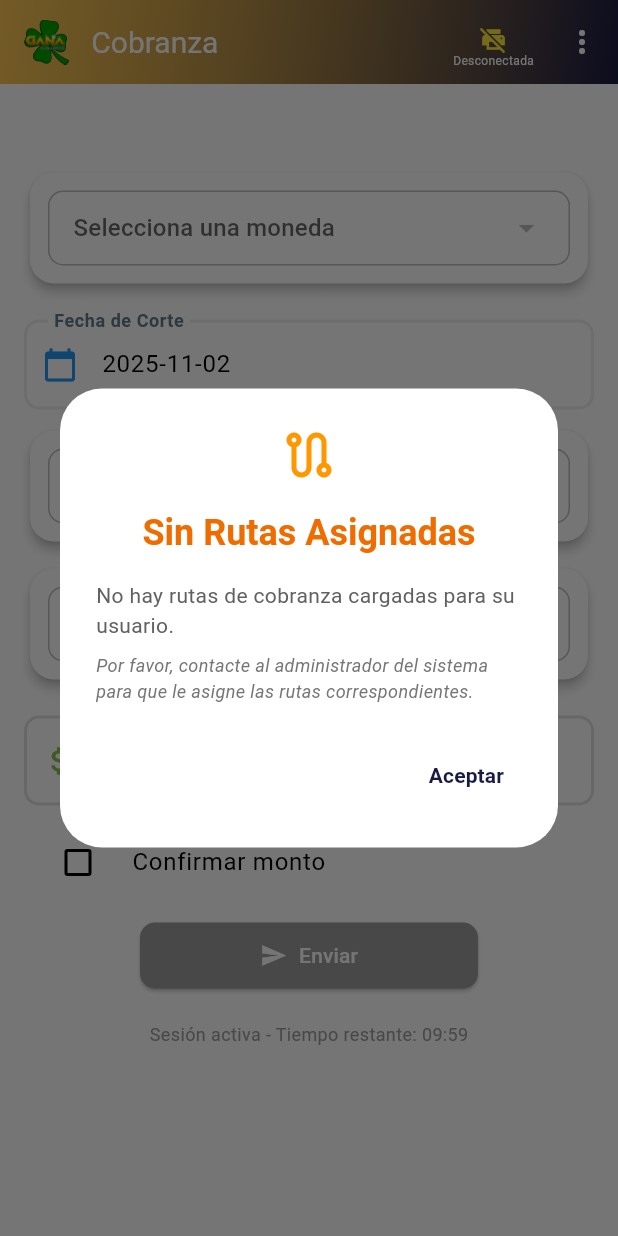
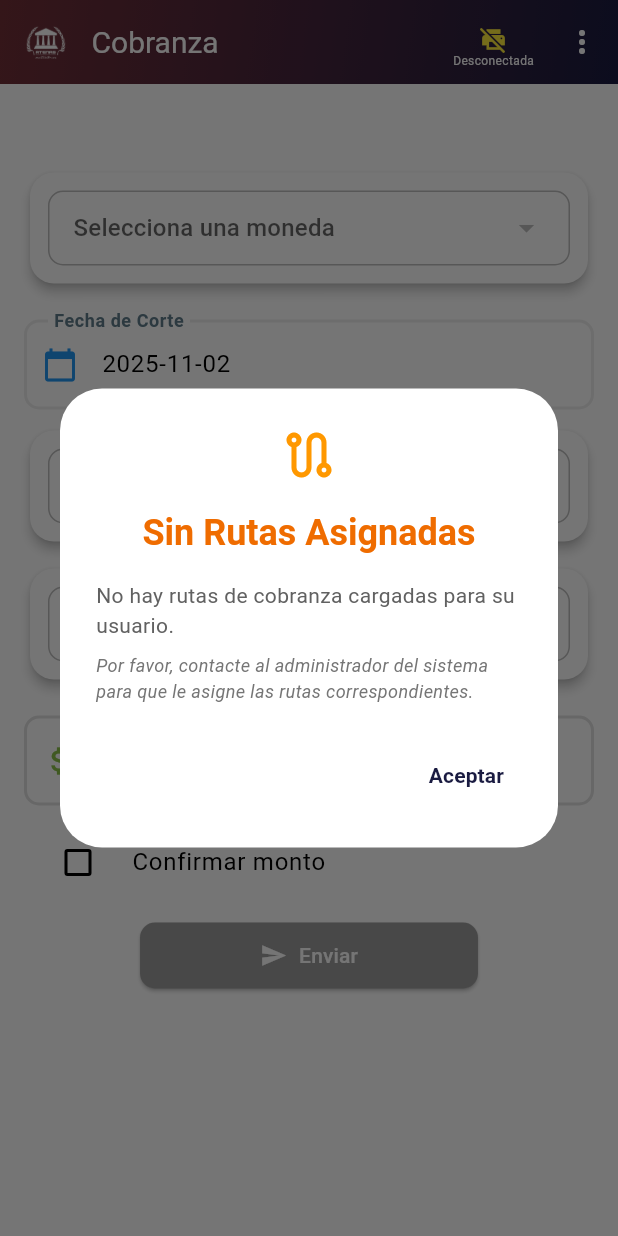
Before and after one commit to Jechf/atenasCobranza, a Flutter app: the HomeScreen screen opened directly with empty values, on a phone screen of 412 x 824 dp. Run offline on Flutter 3.47's test engine with Material 3 defaults, Android fonts, the phone set to English and light mode, and no system bars; our stand-ins replace flutter_image_compress, geolocator, google_maps_flutter, image_picker, pdf, permission_handler and 2 more; missing offline and left inert: blue_thermal_printer; accounts and stored records are empty; network calls fail; statements that could not run were skipped.

Commit message:
Primer commit

```diff
--- a/lib/home_screen.dart
+++ b/lib/home_screen.dart
@@ -2892,7 +2892,7 @@ ${DateFormat('dd/MM/yyyy HH:mm').format(DateTime.now())}
               mainAxisSize: MainAxisSize.max,
               children: [
                 Image.asset(
-                  'assets/icon/logo.png',
+                  'assets/icon/logo_blanco.png',
                   height: 30,
                   fit: BoxFit.contain,
                 ),
@@ -2906,7 +2906,10 @@ ${DateFormat('dd/MM/yyyy HH:mm').format(DateTime.now())}
             flexibleSpace: Container(
               decoration: BoxDecoration(
                 gradient: LinearGradient(
-                  colors: [Color.fromARGB(168, 255, 174, 0), Color(0xFF1A1B41)],
+                  colors: [
+                    Color(0xFF722F37), // Vinotinto
+                    Color(0xFF1A1B41), // Azul oscuro
+                  ],
                   begin: Alignment.topLeft,
                   end: Alignment.bottomRight,
                 ),
@@ -3597,14 +3600,14 @@ ${DateFormat('dd/MM/yyyy HH:mm').format(DateTime.now())}
                   ],
                 ),
 
-                SizedBox(height: 10),
-                Padding(
-                  padding: const EdgeInsets.only(top: 10.0),
-                  child: Text(
-                    'Sesión activa - Tiempo restante: ${_getRemainingTimeString()}',
-                    style: TextStyle(fontSize: 12, color: Colors.grey),
-                  ),
-                ),
+                // SizedBox(height: 10),
+                // Padding(
+                //   padding: const EdgeInsets.only(top: 10.0),
+                //   child: Text(
+                //     'Sesión activa - Tiempo restante: ${_getRemainingTimeString()}',
+                //     style: TextStyle(fontSize: 12, color: Colors.grey),
+                //   ),
+                // ),
               ],
             ),
           ),
--- a/lib/main.dart
+++ b/lib/main.dart
@@ -13,7 +13,7 @@ class MyApp extends StatelessWidget {
   Widget build(BuildContext context) {
     return MaterialApp(
       debugShowCheckedModeBanner: false,
-      title: 'App Zobranza',
+      title: 'App Cobranza',
       theme: ThemeData(
         // Cambia el color primario y secundario
         colorScheme: ColorScheme.light(
--- a/lib/screens/login_screen.dart
+++ b/lib/screens/login_screen.dart
@@ -242,7 +242,7 @@ class _LoginScreenState extends State<LoginScreen> {
             decoration: BoxDecoration(
               image: DecorationImage(
                 image: AssetImage(
-                  'assets/icon/fondo_login.jpg',
+                  'assets/icon/fondo_login.png',
                 ), // Ruta de tu imagen
                 fit: BoxFit.cover, // Cubre todo el espacio disponible
               ),
--- a/pubspec.yaml
+++ b/pubspec.yaml
@@ -88,7 +88,8 @@ flutter:
 
   assets:
     - assets/icon/logo.png
-    - assets/icon/fondo_login.jpg
+    - assets/icon/logo_blanco.png
+    - assets/icon/fondo_login.png
     - assets/icon/impresora.png
   # An image asset can refer to one or more resolution-specific "variants", see
   # https://flutter.dev/to/resolution-aware-images
```
Also changed, not shown: assets/icon/fondo_login.jpg (deleted), assets/icon/fondo_login.png (added), assets/icon/impresora.png, assets/icon/logo.png, assets/icon/logo_blanco.png (added), 1 other file.
